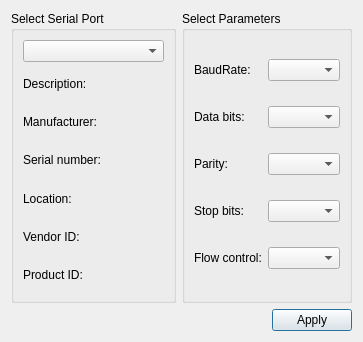
The window that mesh-visualizer/settingsdialog.ui (danielkurek/imf) describes before a commit, drawn with Qt 5.
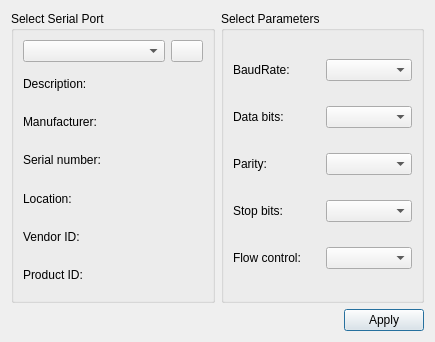
The same window after the commit. Icons and pictures are not drawn.

Commit message: [visualizer] add refresh button to setting dialog

```diff
--- a/mesh-visualizer/settingsdialog.ui
+++ b/mesh-visualizer/settingsdialog.ui
@@ -6,7 +6,7 @@
    <rect>
     <x>0</x>
     <y>0</y>
-    <width>363</width>
+    <width>435</width>
     <height>342</height>
    </rect>
   </property>
@@ -44,6 +44,16 @@
       <string>Select Parameters</string>
      </property>
      <layout class="QGridLayout" name="gridLayout_2">
+      <item row="5" column="1">
+       <widget class="QComboBox" name="flowControlBox"/>
+      </item>
+      <item row="5" column="0">
+       <widget class="QLabel" name="flowControlLabel">
+        <property name="text">
+         <string>Flow control:</string>
+        </property>
+       </widget>
+      </item>
       <item row="0" column="0">
        <widget class="QLabel" name="baudRateLabel">
         <property name="text">
@@ -51,30 +61,27 @@
         </property>
        </widget>
       </item>
-      <item row="0" column="1">
-       <widget class="QComboBox" name="baudRateBox"/>
-      </item>
-      <item row="1" column="0">
-       <widget class="QLabel" name="dataBitsLabel">
-        <property name="text">
-         <string>Data bits:</string>
-        </property>
-       </widget>
-      </item>
-      <item row="1" column="1">
-       <widget class="QComboBox" name="dataBitsBox"/>
-      </item>
-      <item row="2" column="0">
+      <item row="3" column="0">
        <widget class="QLabel" name="parityLabel">
         <property name="text">
          <string>Parity:</string>
         </property>
        </widget>
       </item>
+      <item row="2" column="0">
+       <widget class="QLabel" name="dataBitsLabel">
+        <property name="text">
+         <string>Data bits:</string>
+        </property>
+       </widget>
+      </item>
+      <item row="4" column="1">
+       <widget class="QComboBox" name="stopBitsBox"/>
+      </item>
       <item row="2" column="1">
-       <widget class="QComboBox" name="parityBox"/>
+       <widget class="QComboBox" name="dataBitsBox"/>
       </item>
-      <item row="3" column="0">
+      <item row="4" column="0">
        <widget class="QLabel" name="stopBitsLabel">
         <property name="text">
          <string>Stop bits:</string>
@@ -82,17 +89,10 @@
        </widget>
       </item>
       <item row="3" column="1">
-       <widget class="QComboBox" name="stopBitsBox"/>
+       <widget class="QComboBox" name="parityBox"/>
       </item>
-      <item row="4" column="0">
-       <widget class="QLabel" name="flowControlLabel">
-        <property name="text">
-         <string>Flow control:</string>
-        </property>
-       </widget>
-      </item>
-      <item row="4" column="1">
-       <widget class="QComboBox" name="flowControlBox"/>
+      <item row="0" column="1">
+       <widget class="QComboBox" name="baudRateBox"/>
       </item>
      </layout>
     </widget>
@@ -103,51 +103,80 @@
       <string>Select Serial Port</string>
      </property>
      <layout class="QGridLayout" name="gridLayout">
-      <item row="0" column="0">
-       <widget class="QComboBox" name="serialPortInfoListBox"/>
-      </item>
-      <item row="1" column="0">
+      <item row="2" column="0">
        <widget class="QLabel" name="descriptionLabel">
         <property name="text">
          <string>Description:</string>
         </property>
        </widget>
       </item>
-      <item row="2" column="0">
+      <item row="6" column="0">
+       <widget class="QLabel" name="vidLabel">
+        <property name="text">
+         <string>Vendor ID:</string>
+        </property>
+       </widget>
+      </item>
+      <item row="3" column="0">
        <widget class="QLabel" name="manufacturerLabel">
         <property name="text">
          <string>Manufacturer:</string>
         </property>
        </widget>
       </item>
-      <item row="3" column="0">
-       <widget class="QLabel" name="serialNumberLabel">
+      <item row="0" column="1">
+       <widget class="QPushButton" name="refreshButton">
+        <property name="sizePolicy">
+         <sizepolicy hsizetype="Minimum" vsizetype="Fixed">
+          <horstretch>0</horstretch>
+          <verstretch>0</verstretch>
+         </sizepolicy>
+        </property>
+        <property name="minimumSize">
+         <size>
+          <width>0</width>
+          <height>0</height>
+         </size>
+        </property>
+        <property name="maximumSize">
+         <size>
+          <width>32</width>
+          <height>16777215</height>
+         </size>
+        </property>
         <property name="text">
-         <string>Serial number:</string>
+         <string/>
+        </property>
+        <property name="icon">
+         <iconset>
+          <normaloff>images/refresh.png</normaloff>images/refresh.png</iconset>
         </property>
        </widget>
       </item>
-      <item row="4" column="0">
+      <item row="5" column="0">
        <widget class="QLabel" name="locationLabel">
         <property name="text">
          <string>Location:</string>
         </property>
        </widget>
       </item>
-      <item row="5" column="0">
-       <widget class="QLabel" name="vidLabel">
-        <property name="text">
-         <string>Vendor ID:</string>
-        </property>
-       </widget>
-      </item>
-      <item row="6" column="0">
+      <item row="7" column="0">
        <widget class="QLabel" name="pidLabel">
         <property name="text">
          <string>Product ID:</string>
         </property>
        </widget>
       </item>
+      <item row="4" column="0">
+       <widget class="QLabel" name="serialNumberLabel">
+        <property name="text">
+         <string>Serial number:</string>
+        </property>
+       </widget>
+      </item>
+      <item row="0" column="0">
+       <widget class="QComboBox" name="serialPortInfoListBox"/>
+      </item>
      </layout>
     </widget>
    </item>
```
The commit also changes 2 other files.
